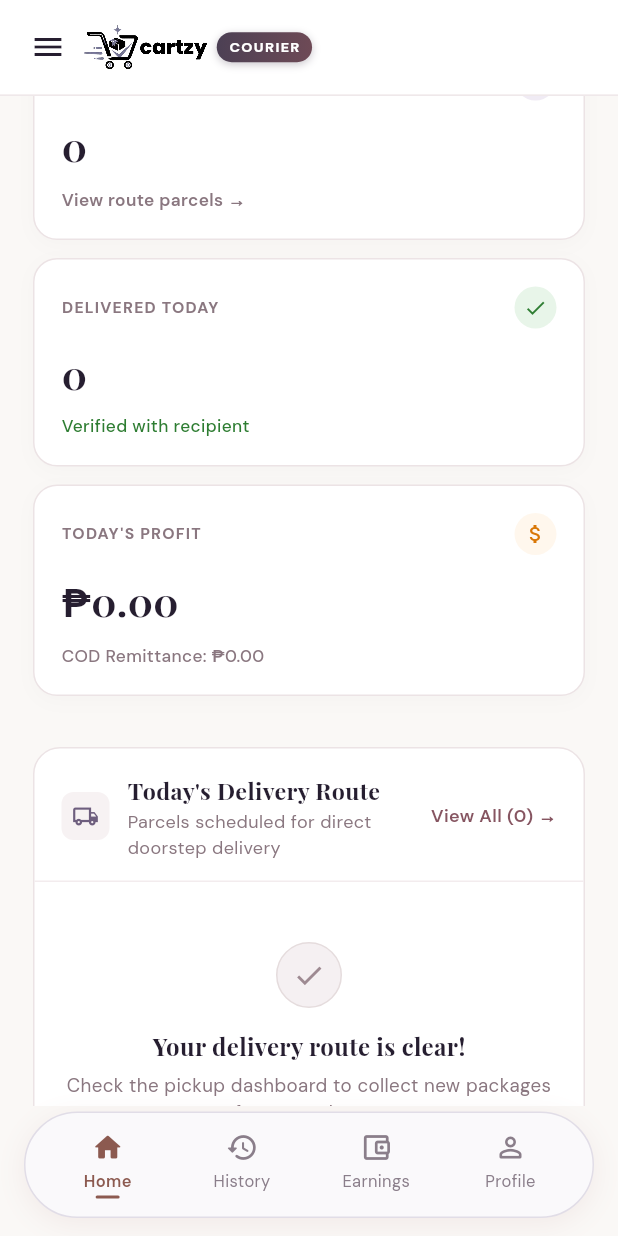
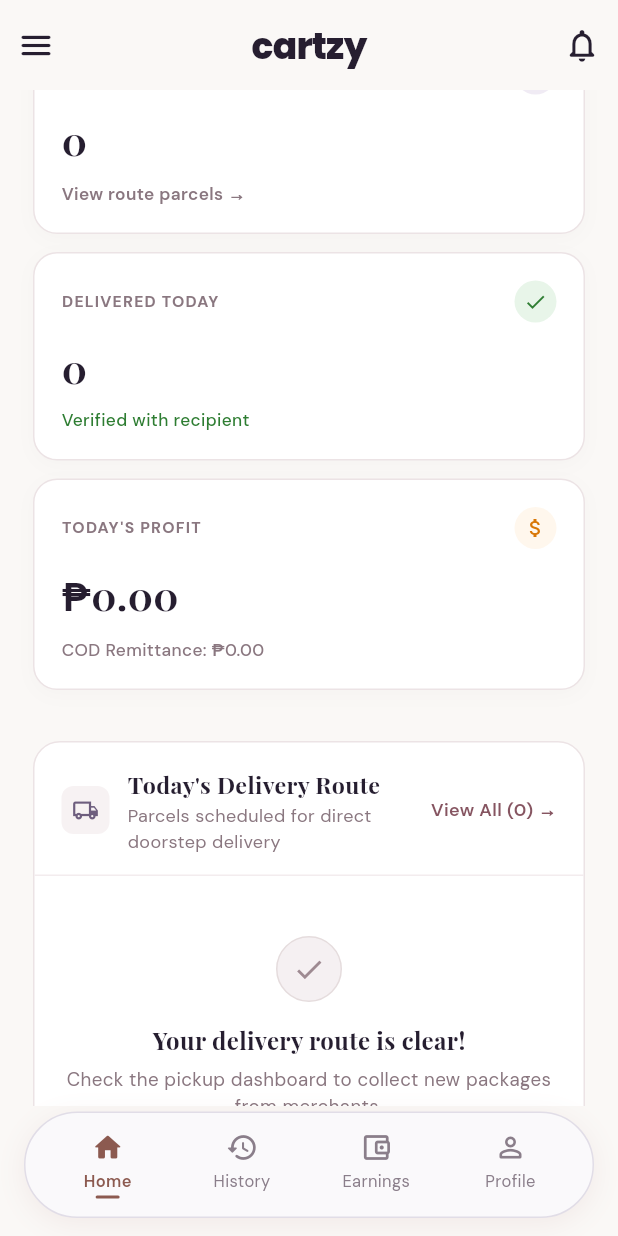
Before and after one commit to jessicabajamundi/cartzy, a Flutter app: the RiderDashboard screen opened directly with empty values, scrolled down 576 dp, on a phone screen of 412 x 824 dp. Run offline on Flutter 3.47's test engine with Material 3 defaults, Android fonts, the phone set to English and light mode, and no system bars; our stand-ins replace camera, google_fonts, google_sign_in, image_picker, shared_preferences; missing offline and left inert: google_mlkit_text_recognition, mobile_scanner; accounts and stored records are empty; network calls fail.

Commit message:
New rider header: beige, menu, cartzy name in the middle, notification bell

```diff
--- a/lib/buyer/notifications_screen.dart
+++ b/lib/buyer/notifications_screen.dart
@@ -13,7 +13,11 @@ import 'package:cartzy/buyer/vouchers_screen.dart';
 class NotificationsScreen extends StatefulWidget {
   final VoidCallback onBack;
 
-  const NotificationsScreen({super.key, required this.onBack});
+  /// Buyers jump to the order or voucher a notification is about. Riders
+  /// have no such screens, so for them a tap only marks it read.
+  final bool openLinkedScreens;
+
+  const NotificationsScreen({super.key, required this.onBack, this.openLinkedScreens = true});
 
   @override
   State<NotificationsScreen> createState() => _NotificationsScreenState();
@@ -106,6 +110,8 @@ class _NotificationsScreenState extends State<NotificationsScreen> {
       });
       NotificationService.markAsRead(n.id);
     }
+
+    if (!widget.openLinkedScreens) return;
 
     // Direct routing if notification references an order
     if (n.orderReference != null && n.orderReference!.isNotEmpty) {
--- a/lib/rider/rider_dashboard.dart
+++ b/lib/rider/rider_dashboard.dart
@@ -5,6 +5,8 @@ import 'package:cartzy/theme/cartzy_colors.dart';
 import 'package:cartzy/rider/rider_parcel_scan.dart';
 import 'package:cartzy/widgets/cartzy_logo.dart';
 import 'package:cartzy/services/mock_data.dart';
+import 'package:cartzy/services/notification_service.dart';
+import 'package:cartzy/buyer/notifications_screen.dart';
 import 'rider_pickup_dashboard.dart';
 import 'rider_delivery_dashboard.dart';
 import 'rider_delivery_history_screen.dart';
@@ -50,6 +52,88 @@ class _RiderDashboardState extends State<RiderDashboard> {
     'Rider Earnings & Commissions',
     'Account Management',
   ];
+
+  @override
+  void initState() {
+    super.initState();
+    // After the first frame: the count updates the bell, which can't change mid-build.
+    WidgetsBinding.instance.addPostFrameCallback((_) => NotificationService.fetchUnreadCount());
+  }
+
+  void _openNotifications() {
+    Navigator.of(context)
+        .push(MaterialPageRoute(
+          builder: (routeContext) => NotificationsScreen(
+            onBack: () => Navigator.of(routeContext).pop(),
+            openLinkedScreens: false,
+          ),
+        ))
+        .then((_) => NotificationService.fetchUnreadCount());
+  }
+
+  /// Phone header: no white bar, just the page's beige, with the menu on the
+  /// left, the cartzy name in the middle and notifications on the right.
+  Widget _buildPhoneHeader() {
+    return SizedBox(
+      height: 60,
+      child: Row(
+        children: [
+          Builder(
+            builder: (ctx) => IconButton(
+              tooltip: 'Menu',
+              icon: const Icon(Icons.menu_rounded, color: Color(0xFF261E30), size: 26),
+              onPressed: () => Scaffold.of(ctx).openDrawer(),
+            ),
+          ),
+          Expanded(
+            child: Text(
+              'cartzy',
+              textAlign: TextAlign.center,
+              style: GoogleFonts.poppins(
+                fontSize: 24,
+                fontWeight: FontWeight.w800,
+                letterSpacing: -0.5,
+                color: const Color(0xFF261E30),
+              ),
+            ),
+          ),
+          ValueListenableBuilder<int>(
+            valueListenable: NotificationService.unreadCountNotifier,
+            builder: (context, unread, _) => IconButton(
+              tooltip: unread > 0 ? 'Notifications, $unread unread' : 'Notifications',
+              onPressed: _openNotifications,
+              icon: Stack(
+                clipBehavior: Clip.none,
+                children: [
+                  const Icon(Icons.notifications_none_rounded, color: Color(0xFF261E30), size: 26),
+                  if (unread > 0)
+                    Positioned(
+                      right: -4,
+                      top: -3,
+                      child: Container(
+                        constraints: const BoxConstraints(minWidth: 16),
+                        height: 16,
+                        padding: const EdgeInsets.symmetric(horizontal: 4),
+                        decoration: BoxDecoration(
+                          color: const Color(0xFFD1495B),
+                          borderRadius: BorderRadius.circular(8),
+                          border: Border.all(color: CartzyColors.background, width: 1.5),
+                        ),
+                        alignment: Alignment.center,
+                        child: Text(
+                          unread > 99 ? '99+' : '$unread',
+                          style: GoogleFonts.dmSans(fontSize: 9, fontWeight: FontWeight.w800, color: Colors.white),
+                        ),
+                      ),
+                    ),
+                ],
+              ),
+            ),
+          ),
+        ],
+      ),
+    );
+  }
 
   /// Opens a bottom tab (also used by the side menu), closing the menu first.
   void _selectTab(int index) {
@@ -107,6 +191,7 @@ class _RiderDashboardState extends State<RiderDashboard> {
 
   // ── Top Bar ─────────────────────────────────────────────────
   Widget _buildTopBar(bool isMobile) {
+    if (isMobile) return _buildPhoneHeader();
     return Container(
       height: 64,
       padding: EdgeInsets.symmetric(horizontal: isMobile ? 8 : 20),
```
